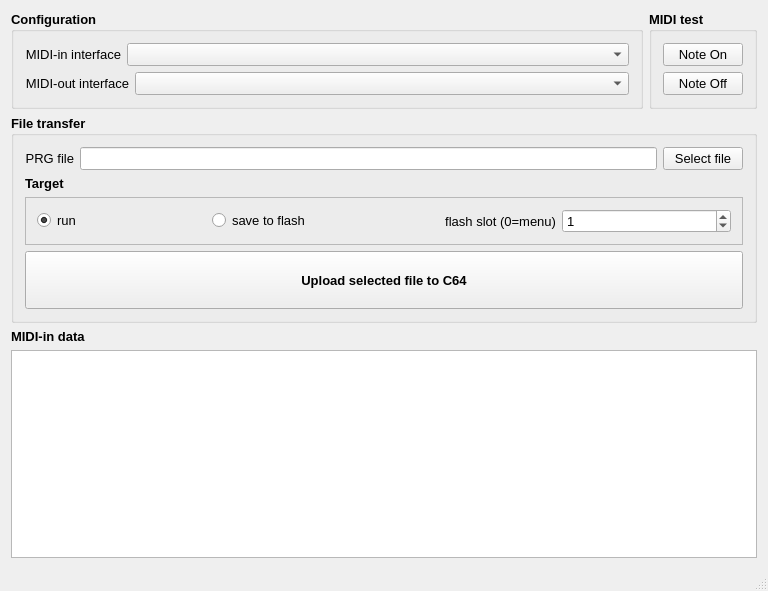
Old version of the form qt/mainwindowform.ui in the repository FrankBuss/kerberos.
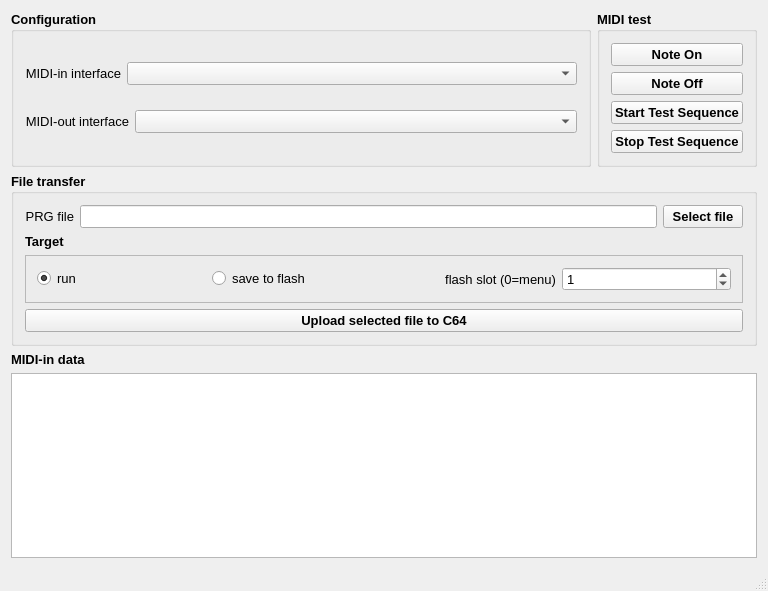
New version of the form.

Commit message: MIDI sequence test

Patch:
```diff
--- a/qt/mainwindowform.ui
+++ b/qt/mainwindowform.ui
@@ -127,8 +127,8 @@
           <widget class="QPushButton" name="noteOnButton">
            <property name="font">
             <font>
-             <weight>50</weight>
-             <bold>false</bold>
+             <weight>75</weight>
+             <bold>true</bold>
             </font>
            </property>
            <property name="text">
@@ -140,8 +140,8 @@
           <widget class="QPushButton" name="noteOffButton">
            <property name="font">
             <font>
-             <weight>50</weight>
-             <bold>false</bold>
+             <weight>75</weight>
+             <bold>true</bold>
             </font>
            </property>
            <property name="text">
@@ -149,6 +149,20 @@
            </property>
           </widget>
          </item>
+         <item>
+          <widget class="QPushButton" name="startTestSequenceButton">
+           <property name="text">
+            <string>Start Test Sequence</string>
+           </property>
+          </widget>
+         </item>
+         <item>
+          <widget class="QPushButton" name="stopTestSequenceButton">
+           <property name="text">
+            <string>Stop Test Sequence</string>
+           </property>
+          </widget>
+         </item>
         </layout>
        </widget>
       </item>
@@ -210,8 +224,8 @@
            <property name="font">
             <font>
              <pointsize>10</pointsize>
-             <weight>50</weight>
-             <bold>false</bold>
+             <weight>75</weight>
+             <bold>true</bold>
             </font>
            </property>
            <property name="text">
@@ -291,7 +305,7 @@
              </font>
             </property>
             <property name="maximum">
-             <number>7</number>
+             <number>10</number>
             </property>
             <property name="value">
              <number>1</number>
```
The commit also changes 4 other files.
